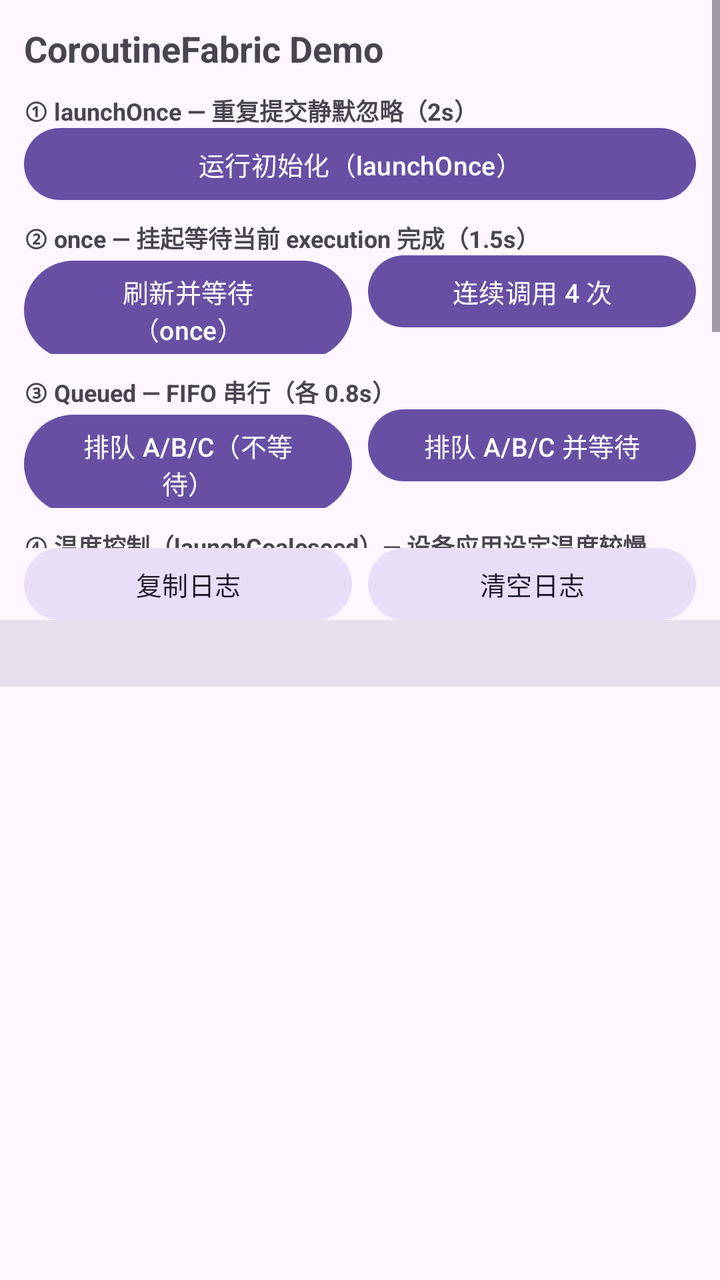
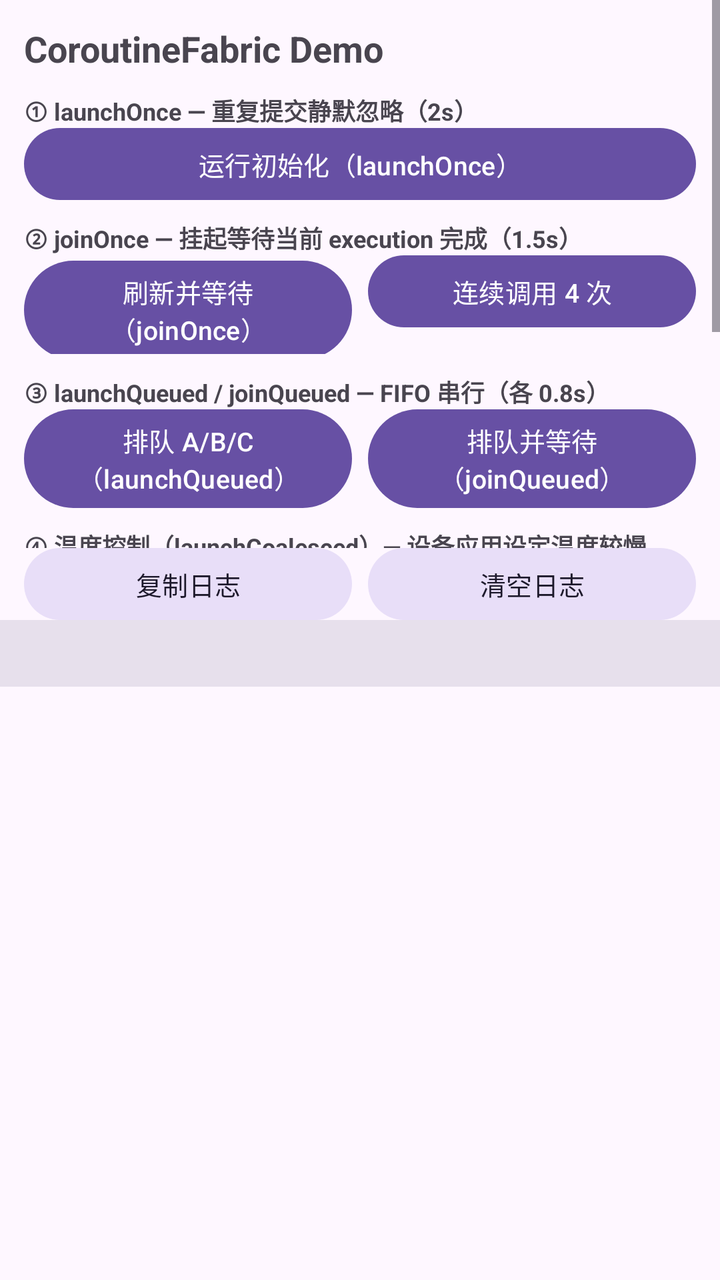

Two renders of the same Android screen: before a commit and after it. Below are the layout's source before the change and the commit's diff.
<!-- AndroidManifest.xml: application theme Theme.CoroutineFabricDemo -->
<!-- res/layout/activity_main.xml -->
<?xml version="1.0" encoding="utf-8"?>
<LinearLayout xmlns:android="http://schemas.android.com/apk/res/android"
    android:layout_width="match_parent"
    android:layout_height="match_parent"
    android:orientation="vertical">

    
    <ScrollView
        android:layout_width="match_parent"
        android:layout_height="0dp"
        android:layout_weight="10"
        android:fillViewport="true">

        <LinearLayout
            android:layout_width="match_parent"
            android:layout_height="wrap_content"
            android:orientation="vertical"
            android:padding="12dp">

            <TextView
                android:layout_width="wrap_content"
                android:layout_height="wrap_content"
                android:text="CoroutineFabric Demo"
                android:textSize="18sp"
                android:textStyle="bold" />

            <TextView
                android:layout_width="wrap_content"
                android:layout_height="wrap_content"
                android:layout_marginTop="10dp"
                android:text="① launchOnce — 重复提交静默忽略（2s）"
                android:textSize="12sp"
                android:textStyle="bold" />

            <com.google.android.material.button.MaterialButton
                android:id="@+id/btnOnce"
                style="@style/Widget.Demo.CompactButton"
                android:layout_width="match_parent"
                android:layout_height="wrap_content"
                android:text="运行初始化（launchOnce）" />

            <TextView
                android:layout_width="wrap_content"
                android:layout_height="wrap_content"
                android:layout_marginTop="10dp"
                android:text="② once — 挂起等待当前 execution 完成（1.5s）"
                android:textSize="12sp"
                android:textStyle="bold" />

            <LinearLayout
                android:layout_width="match_parent"
                android:layout_height="wrap_content"
                android:orientation="horizontal">

                <com.google.android.material.button.MaterialButton
                    android:id="@+id/btnOnceWait"
                    style="@style/Widget.Demo.CompactButton"
                    android:layout_width="0dp"
                    android:layout_height="wrap_content"
                    android:layout_marginEnd="4dp"
                    android:layout_weight="1"
                    android:text="刷新并等待（once）" />

                <com.google.android.material.button.MaterialButton
                    android:id="@+id/btnOnceRapid"
                    style="@style/Widget.Demo.CompactButton"
                    android:layout_width="0dp"
                    android:layout_height="wrap_content"
                    android:layout_marginStart="4dp"
                    android:layout_weight="1"
                    android:text="连续调用 4 次" />
            </LinearLayout>

            <TextView
                android:layout_width="wrap_content"
                android:layout_height="wrap_content"
                android:layout_marginTop="10dp"
                android:text="③ Queued — FIFO 串行（各 0.8s）"
                android:textSize="12sp"
                android:textStyle="bold" />

            <LinearLayout
                android:layout_width="match_parent"
                android:layout_height="wrap_content"
                android:orientation="horizontal">

                <com.google.android.material.button.MaterialButton
                    android:id="@+id/btnQueued"
                    style="@style/Widget.Demo.CompactButton"
                    android:layout_width="0dp"
                    android:layout_height="wrap_content"
                    android:layout_marginEnd="4dp"
                    android:layout_weight="1"
                    android:text="排队 A/B/C（不等待）" />

                <com.google.android.material.button.MaterialButton
                    android:id="@+id/btnQueuedWait"
                    style="@style/Widget.Demo.CompactButton"
                    android:layout_width="0dp"
                    android:layout_height="wrap_content"
                    android:layout_marginStart="4dp"
                    android:layout_weight="1"
                    android:text="排队 A/B/C 并等待" />
            </LinearLayout>

            <TextView
                android:layout_width="wrap_content"
                android:layout_height="wrap_content"
                android:layout_marginTop="10dp"
                android:text="④ 温度控制（launchCoalesced）— 设备应用设定温度较慢（1.5s），快速改设定值只保留最新"
                android:textSize="12sp"
                android:textStyle="bold" />

            <TextView
                android:id="@+id/tempLabel"
                android:layout_width="wrap_content"
                android:layout_height="wrap_content"
                android:layout_marginTop="4dp"
                android:text="目标温度：20℃"
                android:textSize="14sp"
                android:textStyle="bold" />

            <LinearLayout
                android:layout_width="match_parent"
                android:layout_height="wrap_content"
                android:orientation="horizontal">

                <com.google.android.material.button.MaterialButton
                    android:id="@+id/btnTempMinus"
                    style="@style/Widget.Demo.CompactButton"
                    android:layout_width="0dp"
                    android:layout_height="wrap_content"
                    android:layout_marginEnd="4dp"
                    android:layout_weight="1"
                    android:text="-1℃" />

                <com.google.android.material.button.MaterialButton
                    android:id="@+id/btnTempPlus"
                    style="@style/Widget.Demo.CompactButton"
                    android:layout_width="0dp"
                    android:layout_height="wrap_content"
                    android:layout_marginEnd="4dp"
                    android:layout_marginStart="4dp"
                    android:layout_weight="1"
                    android:text="+1℃" />

                <com.google.android.material.button.MaterialButton
                    android:id="@+id/btnTempRapid"
                    style="@style/Widget.Demo.CompactButton"
                    android:layout_width="0dp"
                    android:layout_height="wrap_content"
                    android:layout_marginStart="4dp"
                    android:layout_weight="1"
                    android:text="快速 +5℃" />
            </LinearLayout>

            <TextView
                android:layout_width="wrap_content"
                android:layout_height="wrap_content"
                android:layout_marginTop="10dp"
                android:text="⑤ 温度控制 — 承诺点（pending → running 即被承诺，不可再被替换）"
                android:textSize="12sp"
                android:textStyle="bold" />

            <com.google.android.material.button.MaterialButton
                android:id="@+id/btnCommit"
                style="@style/Widget.Demo.CompactButton"
                android:layout_width="match_parent"
                android:layout_height="wrap_content"
                android:text="运行承诺点演示（预期 20 → 23 → 24）" />

        </LinearLayout>
    </ScrollView>

    
    <LinearLayout
        android:layout_width="match_parent"
        android:layout_height="wrap_content"
        android:orientation="horizontal"
        android:paddingStart="12dp"
        android:paddingEnd="12dp">

        <com.google.android.material.button.MaterialButton
            android:id="@+id/btnCopyLog"
            style="@style/Widget.Material3.Button.TonalButton"
            android:layout_width="0dp"
            android:layout_height="wrap_content"
            android:layout_marginEnd="4dp"
            android:layout_weight="1"
            android:insetTop="0dp"
            android:insetBottom="0dp"
            android:minHeight="36dp"
            android:text="复制日志"
            android:textSize="13sp" />

        <com.google.android.material.button.MaterialButton
            android:id="@+id/btnClear"
            style="@style/Widget.Material3.Button.TonalButton"
            android:layout_width="0dp"
            android:layout_height="wrap_content"
            android:layout_marginStart="4dp"
            android:layout_weight="1"
            android:insetTop="0dp"
            android:insetBottom="0dp"
            android:minHeight="36dp"
            android:text="清空日志"
            android:textSize="13sp" />
    </LinearLayout>

    <View
        android:layout_width="match_parent"
        android:layout_height="1dp"
        android:background="?attr/colorSurfaceVariant" />

    
    <ScrollView
        android:id="@+id/logScroll"
        android:layout_width="match_parent"
        android:layout_height="0dp"
        android:layout_weight="12">

        <TextView
            android:id="@+id/logView"
            android:layout_width="match_parent"
            android:layout_height="wrap_content"
            android:background="?attr/colorSurfaceVariant"
            android:fontFamily="monospace"
            android:padding="8dp"
            android:textIsSelectable="true"
            android:textSize="12sp" />

    </ScrollView>

</LinearLayout>
<!-- resources referenced by this layout -->
<resources>
  <style name="Widget.Demo.CompactButton" parent="Widget.Material3.Button">
          <item name="android:textSize">13sp</item>
          <item name="android:minHeight">36dp</item>
          <item name="android:insetTop">0dp</item>
          <item name="android:insetBottom">0dp</item>
          <item name="android:paddingTop">6dp</item>
          <item name="android:paddingBottom">6dp</item>
      </style>
  <style name="Theme.CoroutineFabricDemo" parent="Theme.Material3.DayNight.NoActionBar" />
</resources>

<!-- the commit's change to res/layout/activity_main.xml (unified diff, before → after) -->
@@ -43,7 +43,7 @@
                 android:layout_width="wrap_content"
                 android:layout_height="wrap_content"
                 android:layout_marginTop="10dp"
-                android:text="② once — 挂起等待当前 execution 完成（1.5s）"
+                android:text="② joinOnce — 挂起等待当前 execution 完成（1.5s）"
                 android:textSize="12sp"
                 android:textStyle="bold" />
 
@@ -59,7 +59,7 @@
                     android:layout_height="wrap_content"
                     android:layout_marginEnd="4dp"
                     android:layout_weight="1"
-                    android:text="刷新并等待（once）" />
+                    android:text="刷新并等待（joinOnce）" />
 
                 <com.google.android.material.button.MaterialButton
                     android:id="@+id/btnOnceRapid"
@@ -75,7 +75,7 @@
                 android:layout_width="wrap_content"
                 android:layout_height="wrap_content"
                 android:layout_marginTop="10dp"
-                android:text="③ Queued — FIFO 串行（各 0.8s）"
+                android:text="③ launchQueued / joinQueued — FIFO 串行（各 0.8s）"
                 android:textSize="12sp"
                 android:textStyle="bold" />
 
@@ -91,7 +91,7 @@
                     android:layout_height="wrap_content"
                     android:layout_marginEnd="4dp"
                     android:layout_weight="1"
-                    android:text="排队 A/B/C（不等待）" />
+                    android:text="排队 A/B/C（launchQueued）" />
 
                 <com.google.android.material.button.MaterialButton
                     android:id="@+id/btnQueuedWait"
@@ -100,7 +100,7 @@
                     android:layout_height="wrap_content"
                     android:layout_marginStart="4dp"
                     android:layout_weight="1"
-                    android:text="排队 A/B/C 并等待" />
+                    android:text="排队并等待（joinQueued）" />
             </LinearLayout>
 
             <TextView
